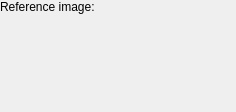
First picture: the form in krita/plugins/filters/fastcolortransfer/wdgfastcolortransfer.ui, repository KDE/krita, before the edit.
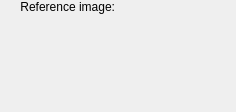
Second picture: the form after the edit. Custom widgets are drawn as their Qt base class.

Commit message:
Fix the alignment of labels in dialogs
Patch by Juan Palacios

Diff of the .ui file:
```diff
--- a/krita/plugins/filters/fastcolortransfer/wdgfastcolortransfer.ui
+++ b/krita/plugins/filters/fastcolortransfer/wdgfastcolortransfer.ui
@@ -23,7 +23,10 @@
        <property name="text" >
         <string>Reference image:</string>
        </property>
-       <property name="wordWrap" >
+       <property name="alignment">
+        <set>Qt::AlignRight|Qt::AlignTrailing|Qt::AlignVCenter</set>
+       </property>
+       <property name="wordWrap">
         <bool>false</bool>
        </property>
       </widget>
```
Left out of the diff: 55 changed lines with no effect on the pictures. The commit also changes 71 other files.
